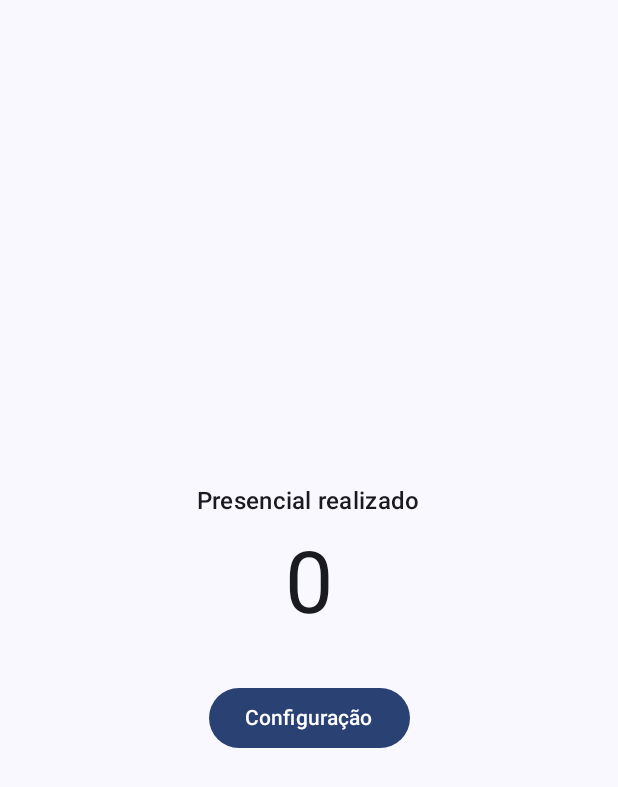
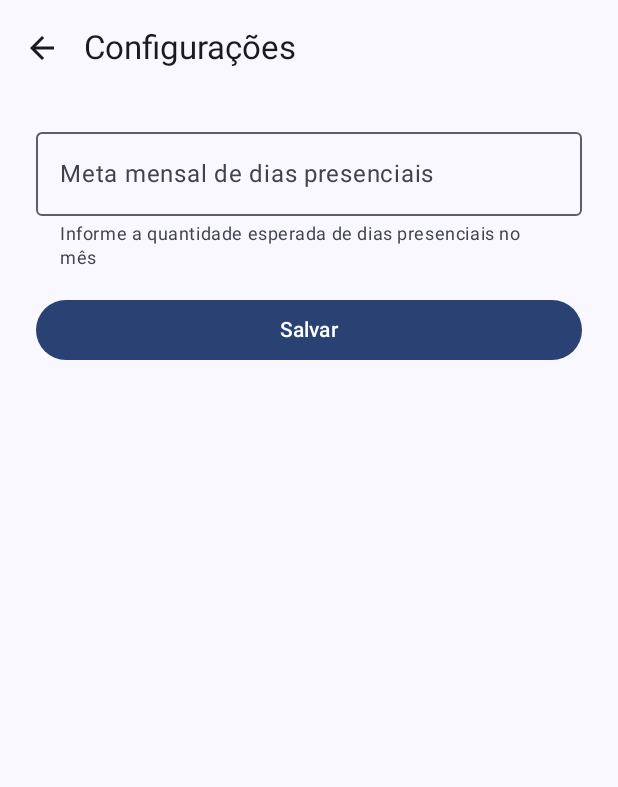
Before and after one commit to NelsonFSP/contador_presencial, an Android app built with Jetpack Compose: the screen it shows after launch (MainActivity), after a tap on "Configuração", on a phone screen of 412 x 824 dp. Shown: the top 787 px of the screen. Run offline under Robolectric (Android 15) with nearby library versions, the phone set to English and light mode, and no system bars.

Commit message:
feat: nova tela de configuração

```diff
--- a/app/build.gradle.kts
+++ b/app/build.gradle.kts
@@ -1,6 +1,7 @@
 plugins {
     alias(libs.plugins.android.application)
     alias(libs.plugins.kotlin.compose)
+    alias(libs.plugins.kotlin.serialization)
 }
 
 android {
@@ -40,6 +41,7 @@ dependencies {
     implementation(platform(libs.androidx.compose.bom))
     implementation(libs.androidx.activity.compose)
     implementation(libs.androidx.compose.material3)
+    implementation(libs.androidx.compose.material.icons.core)
     implementation(libs.androidx.compose.ui)
     implementation(libs.androidx.compose.ui.graphics)
     implementation(libs.androidx.compose.ui.tooling.preview)
--- a/app/src/main/java/br/com/contador_presencial/MainActivity.kt
+++ b/app/src/main/java/br/com/contador_presencial/MainActivity.kt
@@ -18,12 +18,14 @@ import androidx.compose.material3.Text
 import androidx.compose.runtime.Composable
 import androidx.compose.runtime.getValue
 import androidx.compose.runtime.mutableIntStateOf
-import androidx.compose.runtime.remember
+import androidx.compose.runtime.saveable.rememberSaveable
 import androidx.compose.runtime.setValue
 import androidx.compose.ui.Alignment
 import androidx.compose.ui.Modifier
+import androidx.compose.ui.res.stringResource
 import androidx.compose.ui.tooling.preview.Preview
 import androidx.compose.ui.unit.dp
+import br.com.contador_presencial.navigation.AppNavHost
 import br.com.contador_presencial.ui.theme.Contador_presencialTheme
 
 class MainActivity : ComponentActivity() {
@@ -32,49 +34,50 @@ class MainActivity : ComponentActivity() {
         enableEdgeToEdge()
         setContent {
             Contador_presencialTheme {
-                Scaffold(modifier = Modifier.fillMaxSize()) { innerPadding ->
-                    contadorScreen(
-                        modifier = Modifier.padding(innerPadding)
-                    )
-                }
+                AppNavHost()
             }
         }
     }
 }
 
 @Composable
-fun contadorScreen(modifier: Modifier = Modifier) {
-    val presencial = "Presencial realizado"
-    val configurations = "Configuração"
-    var count by remember { mutableIntStateOf(0) }
+fun ContadorScreen(
+    onNavigateToConfiguration: () -> Unit,
+    modifier: Modifier = Modifier,
+) {
+    var count by rememberSaveable { mutableIntStateOf(0) }
 
+    Scaffold(modifier = modifier.fillMaxSize()) { innerPadding ->
         Column(
-        modifier = modifier.fillMaxSize(),
+            modifier = Modifier
+                .fillMaxSize()
+                .padding(innerPadding),
             verticalArrangement = Arrangement.Center,
-        horizontalAlignment = Alignment.CenterHorizontally
+            horizontalAlignment = Alignment.CenterHorizontally,
         ) {
             Text(
-            text = presencial,
-            style = MaterialTheme.typography.titleMedium
+                text = stringResource(R.string.presencial_realizado),
+                style = MaterialTheme.typography.titleMedium,
             )
 
             Spacer(modifier = Modifier.height(10.dp))
 
             Text(
-            text = "$count",
-            style = MaterialTheme.typography.displayLarge
+                text = count.toString(),
+                style = MaterialTheme.typography.displayLarge,
             )
 
             Spacer(modifier = Modifier.height(32.dp))
 
             Row(
                 horizontalArrangement = Arrangement.Center,
-            verticalAlignment = Alignment.CenterVertically
+                verticalAlignment = Alignment.CenterVertically,
             ) {
                 Button(
-                onClick = { if (count > 0) count-- }
+                    onClick = onNavigateToConfiguration,
                 ) {
-                Text(text = configurations)
+                    Text(text = stringResource(R.string.configurations))
+                }
             }
         }
     }
@@ -82,13 +85,10 @@ fun contadorScreen(modifier: Modifier = Modifier) {
 
 @Preview(showBackground = true)
 @Composable
-fun contadorScreenPreview() {
+fun ContadorScreenPreview() {
     Contador_presencialTheme {
-        contadorScreen()
+        ContadorScreen(
+            onNavigateToConfiguration = {},
+        )
     }
 }
-
-fun configurationScreen() {
-
-
-}
--- /dev/null
+++ b/app/src/main/java/br/com/contador_presencial/navigation/AppNavHost.kt
@@ -0,0 +1,41 @@
+package br.com.contador_presencial.navigation
+
+import androidx.compose.runtime.Composable
+import androidx.compose.ui.Modifier
+import androidx.navigation.NavHostController
+import androidx.navigation.compose.NavHost
+import androidx.navigation.compose.composable
+import androidx.navigation.compose.rememberNavController
+import br.com.contador_presencial.ContadorScreen
+import br.com.contador_presencial.ui.screens.configuration.ConfigurationScreen
+
+/**
+ * Host de navegação da aplicação utilizando Navigation Compose tipado.
+ */
+@Composable
+fun AppNavHost(
+    modifier: Modifier = Modifier,
+    navController: NavHostController = rememberNavController(),
+    startDestination: Route = Route.Home,
+) {
+    NavHost(
+        navController = navController,
+        startDestination = startDestination,
+        modifier = modifier,
+    ) {
+        composable<Route.Home> {
+            ContadorScreen(
+                onNavigateToConfiguration = {
+                    navController.navigate(Route.Configuration)
+                },
+            )
+        }
+        composable<Route.Configuration> {
+            ConfigurationScreen(
+                onNavigateBack = {
+                    navController.popBackStack()
+                },
+            )
+        }
+    }
+}
--- /dev/null
+++ b/app/src/main/java/br/com/contador_presencial/navigation/Routes.kt
@@ -0,0 +1,14 @@
+package br.com.contador_presencial.navigation
+
+import kotlinx.serialization.Serializable
+
+/**
+ * Definições tipadas das rotas de navegação do aplicativo.
+ */
+sealed interface Route {
+    @Serializable
+    data object Home : Route
+
+    @Serializable
+    data object Configuration : Route
+}
--- /dev/null
+++ b/app/src/main/java/br/com/contador_presencial/ui/screens/configuration/ConfigurationScreen.kt
@@ -0,0 +1,130 @@
+package br.com.contador_presencial.ui.screens.configuration
+
+import androidx.compose.foundation.layout.Arrangement
+import androidx.compose.foundation.layout.Column
+import androidx.compose.foundation.layout.fillMaxSize
+import androidx.compose.foundation.layout.fillMaxWidth
+import androidx.compose.foundation.layout.padding
+import androidx.compose.foundation.text.KeyboardActions
+import androidx.compose.foundation.text.KeyboardOptions
+import androidx.compose.material.icons.Icons
+import androidx.compose.material.icons.automirrored.filled.ArrowBack
+import androidx.compose.material3.Button
+import androidx.compose.material3.ExperimentalMaterial3Api
+import androidx.compose.material3.Icon
+import androidx.compose.material3.IconButton
+import androidx.compose.material3.OutlinedTextField
+import androidx.compose.material3.Scaffold
+import androidx.compose.material3.Text
+import androidx.compose.material3.TopAppBar
+import androidx.compose.runtime.Composable
+import androidx.compose.runtime.getValue
+import androidx.compose.runtime.mutableStateOf
+import androidx.compose.runtime.saveable.rememberSaveable
+import androidx.compose.runtime.setValue
+import androidx.compose.ui.Modifier
+import androidx.compose.ui.platform.LocalFocusManager
+import androidx.compose.ui.res.stringResource
+import androidx.compose.ui.text.input.ImeAction
+import androidx.compose.ui.text.input.KeyboardType
+import androidx.compose.ui.tooling.preview.Preview
+import androidx.compose.ui.unit.dp
+import br.com.contador_presencial.R
+import br.com.contador_presencial.ui.theme.Contador_presencialTheme
+
+/**
+ * Stateful composable para a tela de configurações.
+ * Gerencia o estado do campo de texto com persistência entre mudanças de configuração.
+ */
+@Composable
+fun ConfigurationScreen(
+    onNavigateBack: () -> Unit,
+    modifier: Modifier = Modifier,
+) {
+    var targetDays by rememberSaveable { mutableStateOf("") }
+
+    ConfigurationContent(
+        targetDays = targetDays,
+        onTargetDaysChange = { targetDays = it },
+        onNavigateBack = onNavigateBack,
+        modifier = modifier,
+    )
+}
+
+/**
+ * Stateless composable para a interface da tela de configurações.
+ */
+@OptIn(ExperimentalMaterial3Api::class)
+@Composable
+fun ConfigurationContent(
+    targetDays: String,
+    onTargetDaysChange: (String) -> Unit,
+    onNavigateBack: () -> Unit,
+    modifier: Modifier = Modifier,
+) {
+    val focusManager = LocalFocusManager.current
+
+    Scaffold(
+        modifier = modifier.fillMaxSize(),
+        topBar = {
+            TopAppBar(
+                title = { Text(text = stringResource(R.string.configuration_title)) },
+                navigationIcon = {
+                    IconButton(onClick = onNavigateBack) {
+                        Icon(
+                            imageVector = Icons.AutoMirrored.Filled.ArrowBack,
+                            contentDescription = stringResource(R.string.back),
+                        )
+                    }
+                },
+            )
+        },
+    ) { innerPadding ->
+        Column(
+            modifier = Modifier
+                .fillMaxSize()
+                .padding(innerPadding)
+                .padding(horizontal = 24.dp, vertical = 16.dp),
+            verticalArrangement = Arrangement.spacedBy(16.dp),
+        ) {
+            OutlinedTextField(
+                value = targetDays,
+                onValueChange = onTargetDaysChange,
+                modifier = Modifier.fillMaxWidth(),
+                label = { Text(text = stringResource(R.string.target_days_label)) },
+                placeholder = { Text(text = stringResource(R.string.target_days_placeholder)) },
+                supportingText = { Text(text = stringResource(R.string.target_days_helper)) },
+                singleLine = true,
+                keyboardOptions = KeyboardOptions(
+                    keyboardType = KeyboardType.Number,
+                    imeAction = ImeAction.Done,
+                ),
+                keyboardActions = KeyboardActions(
+                    onDone = { focusManager.clearFocus() },
+                ),
+            )
+
+            Button(
+                onClick = {
+                    focusManager.clearFocus()
+                    onNavigateBack()
+                },
+                modifier = Modifier.fillMaxWidth(),
+            ) {
+                Text(text = stringResource(R.string.save))
+            }
+        }
+    }
+}
+
+@Preview(showBackground = true)
+@Composable
+fun ConfigurationScreenPreview() {
+    Contador_presencialTheme {
+        ConfigurationContent(
+            targetDays = "10",
+            onTargetDaysChange = {},
+            onNavigateBack = {},
+        )
+    }
+}
--- a/app/src/main/res/values/strings.xml
+++ b/app/src/main/res/values/strings.xml
@@ -1,3 +1,11 @@
 <resources>
     <string name="app_name">contador_presencial</string>
+    <string name="presencial_realizado">Presencial realizado</string>
+    <string name="configurations">Configuração</string>
+    <string name="configuration_title">Configurações</string>
+    <string name="back">Voltar</string>
+    <string name="target_days_label">Meta mensal de dias presenciais</string>
+    <string name="target_days_placeholder">Ex: 12</string>
+    <string name="target_days_helper">Informe a quantidade esperada de dias presenciais no mês</string>
+    <string name="save">Salvar</string>
 </resources>
--- a/build.gradle.kts
+++ b/build.gradle.kts
@@ -2,4 +2,5 @@
 plugins {
     alias(libs.plugins.android.application) apply false
     alias(libs.plugins.kotlin.compose) apply false
+    alias(libs.plugins.kotlin.serialization) apply false
 }
--- a/gradle/libs.versions.toml
+++ b/gradle/libs.versions.toml
@@ -26,6 +26,7 @@ androidx-compose-ui-tooling-preview = { group = "androidx.compose.ui", name = "u
 androidx-compose-ui-test-manifest = { group = "androidx.compose.ui", name = "ui-test-manifest" }
 androidx-compose-ui-test-junit4 = { group = "androidx.compose.ui", name = "ui-test-junit4" }
 androidx-compose-material3 = { group = "androidx.compose.material3", name = "material3" }
+androidx-compose-material-icons-core = { group = "androidx.compose.material", name = "material-icons-core" }
 androidx-navigation-compose = { group = "androidx.navigation", name = "navigation-compose", version.ref = "nav_version" }
 androidx-navigation-fragment = { group = "androidx.navigation", name = "navigation-fragment", version.ref = "nav_version" }
 androidx-navigation-ui = { group = "androidx.navigation", name = "navigation-ui", version.ref = "nav_version" }
@@ -37,3 +38,4 @@ kotlinx-serialization-json = { group = "org.jetbrains.kotlinx", name = "kotlinx-
 [plugins]
 android-application = { id = "com.android.application", version.ref = "agp" }
 kotlin-compose = { id = "org.jetbrains.kotlin.plugin.compose", version.ref = "kotlin" }
+kotlin-serialization = { id = "org.jetbrains.kotlin.plugin.serialization", version.ref = "kotlin" }
```
Also changed, not shown: 2 other files. Lines whose indentation alone changed are shown as unchanged.
